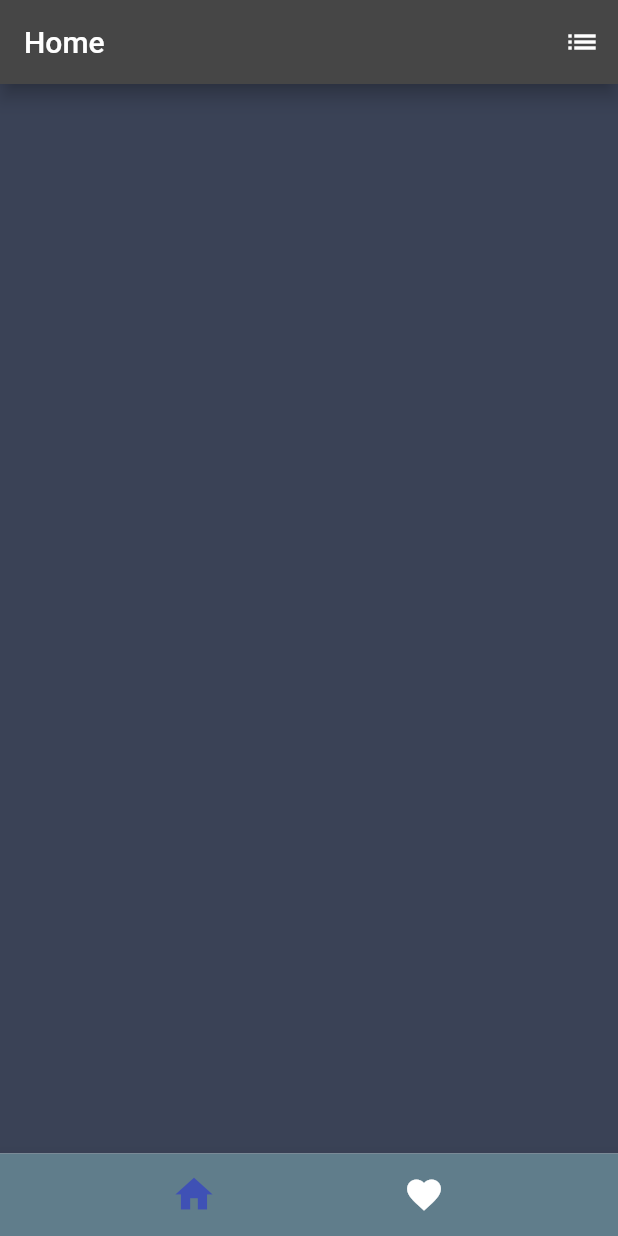
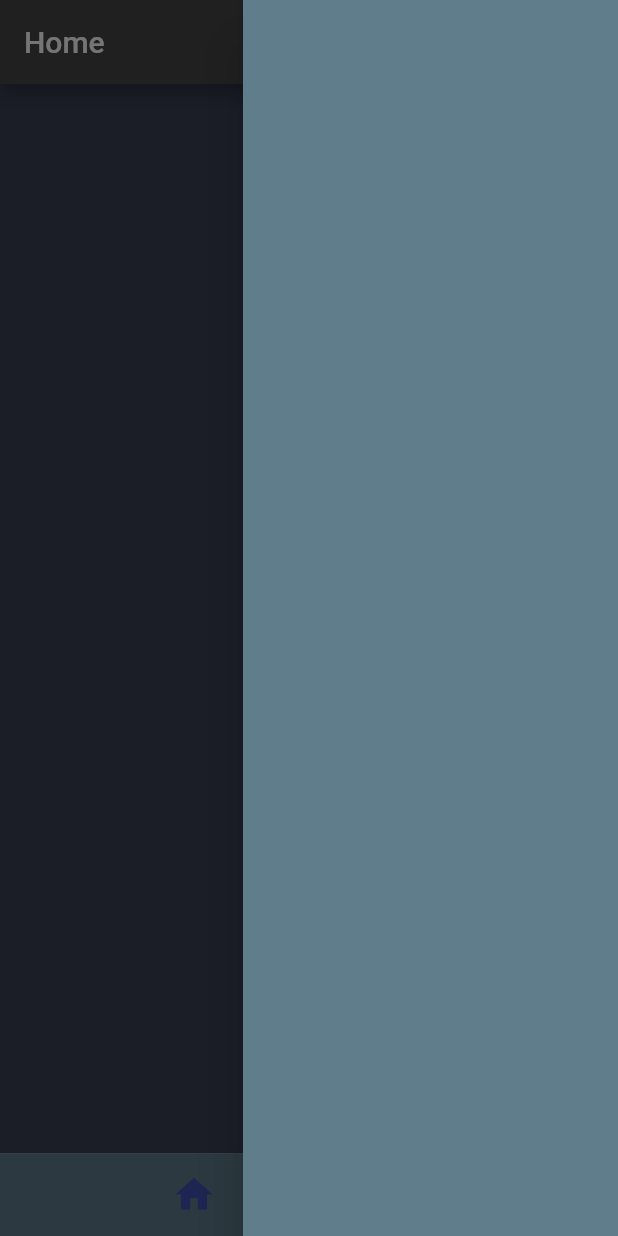
Before and after one commit to gitchrisries/tea_timer, a Flutter app: the screen it shows after launch, with the side drawer open (before the commit the screen has no drawer), on a phone screen of 412 x 824 dp. Run offline on Flutter 3.47's test engine with Material 2 defaults, Android fonts, the phone set to English and light mode, and no system bars.

Commit message:
added timerpage,sideMenu

```diff
--- a/lib/main.dart
+++ b/lib/main.dart
@@ -1,7 +1,11 @@
+import 'package:flutter/cupertino.dart';
 import 'package:flutter/material.dart';
-
+import 'pages/timer.dart';
+import 'widgets/sideMenu.dart';
 
 void main() => runApp(new MyApp());
+
+List<Pair> favouriteList = [];
 
 class Pair<T1, T2> {
   final T1 a;
@@ -14,12 +18,12 @@ class MyApp extends StatelessWidget {
   @override
   Widget build(BuildContext context) {
     return new MaterialApp(
-      title: 'Flutter Demo',
-      theme: new ThemeData(primaryColor: Color.fromRGBO(58, 66, 86, 1.0)),
       home: new start(),
     );
   }
 }
+
+
 
 class start extends StatefulWidget {
   const start({Key? key}) : super(key: key);
@@ -28,28 +32,22 @@ class start extends StatefulWidget {
   _startState createState() => _startState();
 }
 
-List<Pair> favouriteList = [];
+class _startState extends State<start> {
 
-int _selectedPage = 0;
-var pages = [home(favouriteList: favouriteList,),favourites()];
-String appBarText = "Home";
-Color _iconColorHome = Colors.indigo;
-Color _iconColorFav = Colors.white;
+  var pages = [home(favouriteList: favouriteList,),favourites(),timerPage()];
+  String appBarText = "Home";
+  Color _iconColorHome = Colors.indigo;
+  Color _iconColorFav = Colors.white;
+  int _selectedPage = 0;
 
-class _startState extends State<start> {
   @override
   Widget build(BuildContext context) {
     return Scaffold(
+        endDrawer: sideMenu(),
         appBar: AppBar(
           elevation: 5,
           backgroundColor: Color.fromRGBO(70, 70, 70, 1.0),
           title: Text(appBarText),
-          actions: <Widget>[
-            IconButton(
-              icon: Icon(Icons.list),
-              onPressed: () {},
-            )
-          ],
         ),
         bottomNavigationBar: Container(
             height: 55.0,
@@ -117,6 +115,7 @@ class _favouritesState extends State<favourites> {
         backgroundColor: Color.fromRGBO(58, 66, 86, 1),
         body: Container(
           child: ListView.builder(
+            padding: EdgeInsets.only(top: 10),
             scrollDirection: Axis.vertical,
             itemCount: teeList.length,
             itemBuilder: (BuildContext context, int index) {
@@ -191,6 +190,7 @@ class _homeState extends State<home> {
         backgroundColor: Color.fromRGBO(58, 66, 86, 1),
         body: Container(
           child: ListView.builder(
+            padding: EdgeInsets.only(top: 10),
             scrollDirection: Axis.vertical,
             itemCount: favouriteList.length,
             itemBuilder: (BuildContext context, int index) {
@@ -202,7 +202,13 @@ class _homeState extends State<home> {
                   margin: new EdgeInsets.symmetric(horizontal: 10, vertical: 6),
                   child: Container(
                     child: ListTile(
-                        onTap: (){},
+                        onTap: (){
+                          Navigator.of(context, rootNavigator: true).push(
+                            new CupertinoPageRoute<bool>(
+                              builder: (BuildContext context) => timerPage(),
+                            ),
+                          );
+                        },
                         contentPadding:
                         EdgeInsets.symmetric(horizontal: 20, vertical: 10),
                         leading: Container(
--- /dev/null
+++ b/lib/widgets/sideMenu.dart
@@ -0,0 +1,17 @@
+import 'package:flutter/material.dart';
+
+class sideMenu extends StatelessWidget {
+  const sideMenu({Key? key}) : super(key: key);
+
+  @override
+  Widget build(BuildContext context) {
+    return Container(
+      width: 250,
+      child: Drawer(
+        child: Container(
+          color: Colors.blueGrey,
+        ),
+      ),
+    );
+  }
+}
```
Also changed, not shown: lib/pages/timer.dart (added, +26 -0 lines).
